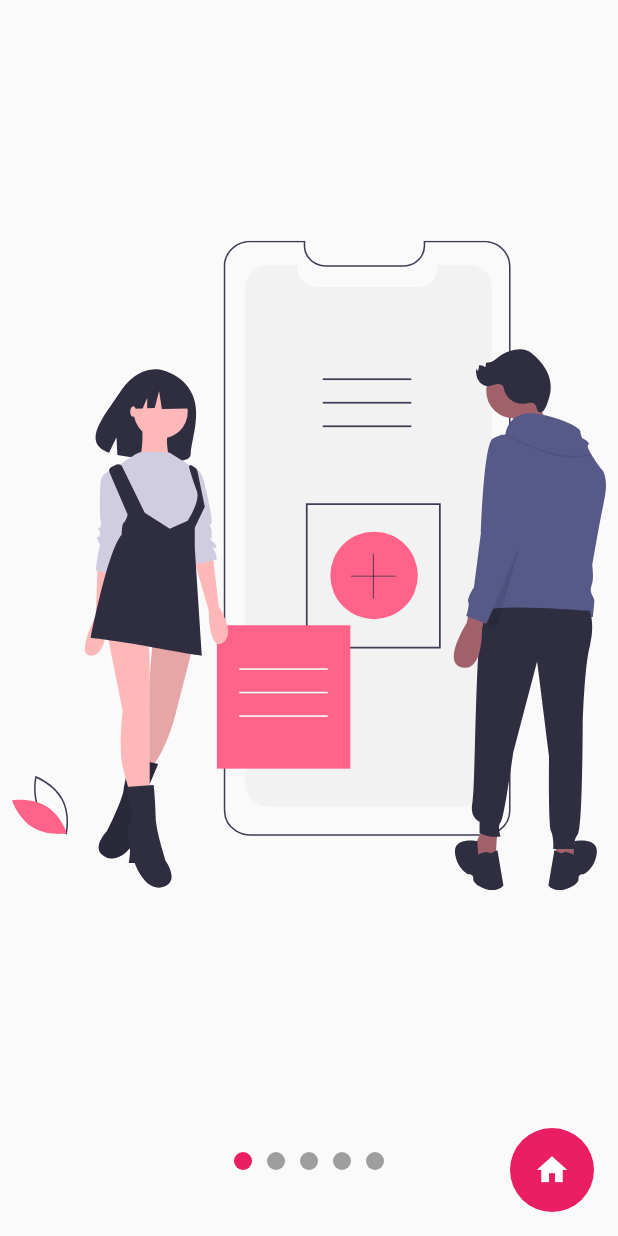
After one commit to fabrizzioRP/flutter-basic, a Flutter app: the SlidesImagePage screen opened by its route, on a phone screen of 412 x 824 dp. The commit adds this screen. Run offline on Flutter 3.47's test engine with Material 2 defaults, Android fonts, the phone set to English and light mode, and no system bars; our stand-ins replace card_swiper, flutter_svg; network calls fail.

Commit message:
SliderImage:Completed

```diff
--- a/data/menu_opts.json
+++ b/data/menu_opts.json
@@ -55,6 +55,11 @@
             "ruta" : "animatedSquare",
             "icon" : "crop_square",
             "texto": "Animated Square"
+        },
+        {
+            "ruta" : "SlidesImage",
+            "icon" : "view_carousel",
+            "texto": "Slides Image"
         }
     ]
 }
--- a/lib/src/pages/pages.dart
+++ b/lib/src/pages/pages.dart
@@ -12,3 +12,4 @@ export 'package:componentes_app/src/pages/settings.dart';
 export 'package:componentes_app/src/pages/slider_page.dart';
 export 'package:componentes_app/src/pages/sliver_page.dart';
 export 'package:componentes_app/src/pages/square_animated_page.dart';
+export 'package:componentes_app/src/pages/slides_img_page.dart';
--- /dev/null
+++ b/lib/src/pages/slides_img_page.dart
@@ -0,0 +1,44 @@
+import 'package:componentes_app/src/widget/slides_widget.dart';
+import 'package:flutter/material.dart';
+import 'package:flutter_svg/flutter_svg.dart';
+
+class SlidesImagePage extends StatelessWidget {
+  @override
+  Widget build(BuildContext context) {
+    return Scaffold(
+      body: Column(
+        children: [
+          Expanded(child: _MySlidesShow()),
+          // Expanded(child: _MySlidesShow()),
+          // Expanded(child: _MySlidesShow()),
+        ],
+      ),
+      floatingActionButton: FloatingActionButton(
+        elevation: 0,
+        tooltip: 'Home',
+        backgroundColor: Colors.pink,
+        child: Icon(Icons.home),
+        onPressed: () {},
+      ),
+    );
+  }
+}
+
+class _MySlidesShow extends StatelessWidget {
+  @override
+  Widget build(BuildContext context) {
+    return CustomSlidesImage(
+      //colorSecundario: ,
+      colorPrimario: Colors.pink,
+      bulletPrimario: 18,
+      bulletSecundario: 12,
+      slides: List.generate(
+        5,
+        (i) {
+          i++;
+          return SvgPicture.asset('assets/svgs/slide-$i.svg');
+        },
+      ),
+    );
+  }
+}
--- /dev/null
+++ b/lib/src/providers/slider_img_provider.dart
@@ -0,0 +1,41 @@
+import 'package:flutter/cupertino.dart';
+import 'package:flutter/material.dart';
+
+class SlidesImgProvider extends ChangeNotifier {
+  double _index = 0;
+  Color _primaryColor = Colors.pink;
+  Color _secondColor = Colors.grey;
+
+  double _primaryBullet = 12;
+  double _secondBullet = 12;
+
+  double get primaryBullet => this._primaryBullet;
+
+  set primaryBullet(double value) {
+    this._primaryBullet = value;
+  }
+
+  double get secondBullet => this._secondBullet;
+  set secondBullet(double value) {
+    this._secondBullet = value;
+  }
+
+  Color get primaryColor => this._primaryColor;
+
+  set primaryColor(Color color) {
+    this._primaryColor = color;
+  }
+
+  Color get secondColor => this._secondColor;
+
+  set secondColor(Color color) {
+    this._secondColor = color;
+  }
+
+  double get index => this._index;
+
+  set index(double value) {
+    this._index = value;
+    notifyListeners();
+  }
+}
--- a/lib/src/routes/routers.dart
+++ b/lib/src/routes/routers.dart
@@ -18,5 +18,6 @@ Map<String, WidgetBuilder> getRoutes() {
     SliverPage.nameSliver: (_) => SliverPage(),
     'animated': (_) => AnimatedWidgetPage(),
     'animatedSquare': (_) => SquareAnimatedPage(),
+    'SlidesImage': (_) => SlidesImagePage(),
   };
 }
--- a/lib/src/utils/icono_string_util.dart
+++ b/lib/src/utils/icono_string_util.dart
@@ -11,7 +11,8 @@ final _icons = <String, IconData>{
   'swipe': Icons.swipe,
   'smart_toy': Icons.smart_toy,
   'widgets': Icons.widgets,
-  'crop_square': Icons.crop_square
+  'crop_square': Icons.crop_square,
+  'view_carousel': Icons.view_carousel
 };
 
 Icon getIcon(String nombreIcono) {
--- /dev/null
+++ b/lib/src/widget/slides_widget.dart
@@ -0,0 +1,169 @@
+import 'package:flutter/material.dart';
+import 'package:provider/provider.dart';
+//
+import 'package:componentes_app/src/providers/slider_img_provider.dart';
+
+class CustomSlidesImage extends StatelessWidget {
+  final List<Widget> slides;
+  // final bool puntosArriba;
+  final Color colorPrimario;
+  final Color colorSecundario;
+  final double bulletPrimario;
+  final double bulletSecundario;
+
+  const CustomSlidesImage({
+    required this.slides,
+    // this.puntosArriba = false,
+    this.colorPrimario = Colors.pink,
+    this.colorSecundario = Colors.grey,
+    this.bulletPrimario = 12.0,
+    this.bulletSecundario = 12.0,
+  });
+
+  @override
+  Widget build(BuildContext context) {
+    return ChangeNotifierProvider(
+      create: (_) => SlidesImgProvider(),
+      child: SafeArea(
+        child: Center(
+          child: Builder(
+            builder: (BuildContext context) {
+              Future.delayed(Duration(milliseconds: 10), () {
+                Provider.of<SlidesImgProvider>(context, listen: false)
+                    .primaryColor = this.colorPrimario;
+                Provider.of<SlidesImgProvider>(context, listen: false)
+                    .secondColor = this.colorSecundario;
+                Provider.of<SlidesImgProvider>(context, listen: false)
+                    .primaryBullet = this.bulletPrimario;
+                Provider.of<SlidesImgProvider>(context, listen: false)
+                    .secondBullet = this.bulletSecundario;
+              });
+
+              return _ColumnBody(slides);
+            },
+          ),
+        ),
+      ),
+    );
+  }
+}
+
+class _ColumnBody extends StatelessWidget {
+  const _ColumnBody(this.slides);
+
+  final List<Widget> slides;
+
+  @override
+  Widget build(BuildContext context) {
+    return Column(
+      children: [
+        Expanded(child: _SLides(this.slides)),
+        _Dots(this.slides.length),
+      ],
+    );
+  }
+}
+
+class _SLides extends StatefulWidget {
+  final List<Widget> slides;
+  const _SLides(this.slides);
+
+  @override
+  __SLidesState createState() => __SLidesState();
+}
+
+class __SLidesState extends State<_SLides> {
+  final pageViewController = PageController();
+
+  @override
+  void initState() {
+    pageViewController.addListener(() {
+      Provider.of<SlidesImgProvider>(context, listen: false).index =
+          pageViewController.page!;
+    });
+
+    super.initState();
+  }
+
+  @override
+  void dispose() {
+    pageViewController.dispose();
+    super.dispose();
+  }
+
+  @override
+  Widget build(BuildContext context) {
+    return Container(
+      child: PageView(
+        physics: BouncingScrollPhysics(),
+        controller: this.pageViewController,
+        children: widget.slides.map((image) => _Slide(image)).toList(),
+      ),
+    );
+  }
+}
+
+class _Slide extends StatelessWidget {
+  final Widget image;
+  const _Slide(this.image);
+
+  @override
+  Widget build(BuildContext context) {
+    return Container(
+      padding: EdgeInsets.all(8),
+      width: double.infinity,
+      height: double.infinity,
+      child: this.image,
+    );
+  }
+}
+
+class _Dots extends StatelessWidget {
+  final int cantidadPage;
+  const _Dots(this.cantidadPage);
+
+  @override
+  Widget build(BuildContext context) {
+    return Container(
+      padding: EdgeInsets.only(bottom: 30),
+      width: double.infinity,
+      height: 70,
+      child: Row(
+        mainAxisAlignment: MainAxisAlignment.center,
+        children: List.generate(this.cantidadPage, (index) => _Dot(index)),
+      ),
+    );
+  }
+}
+
+class _Dot extends StatelessWidget {
+  final int index;
+  const _Dot(this.index);
+
+  @override
+  Widget build(BuildContext context) {
+    final pageProvider = Provider.of<SlidesImgProvider>(context);
+    Color color;
+    double tamano;
+
+    if (pageProvider.index >= this.index - 0.5 &&
+        pageProvider.index < index + 0.5) {
+      tamano = pageProvider.primaryBullet;
+      color = pageProvider.primaryColor;
+    } else {
+      tamano = pageProvider.secondBullet;
+      color = pageProvider.secondColor;
+    }
+
+    return AnimatedContainer(
+      duration: Duration(milliseconds: 200),
+      margin: EdgeInsets.symmetric(horizontal: 5),
+      width: tamano,
+      height: tamano,
+      decoration: BoxDecoration(
+        color: color,
+        shape: BoxShape.circle,
+      ),
+    );
+  }
+}
```
Also changed, not shown: pubspec.yaml (+8 -16 lines), assets/svgs/slide-1.svg (added), assets/svgs/slide-2.svg (added), assets/svgs/slide-3.svg (added), assets/svgs/slide-4.svg (added), assets/svgs/slide-5.svg (added), pubspec.lock.
